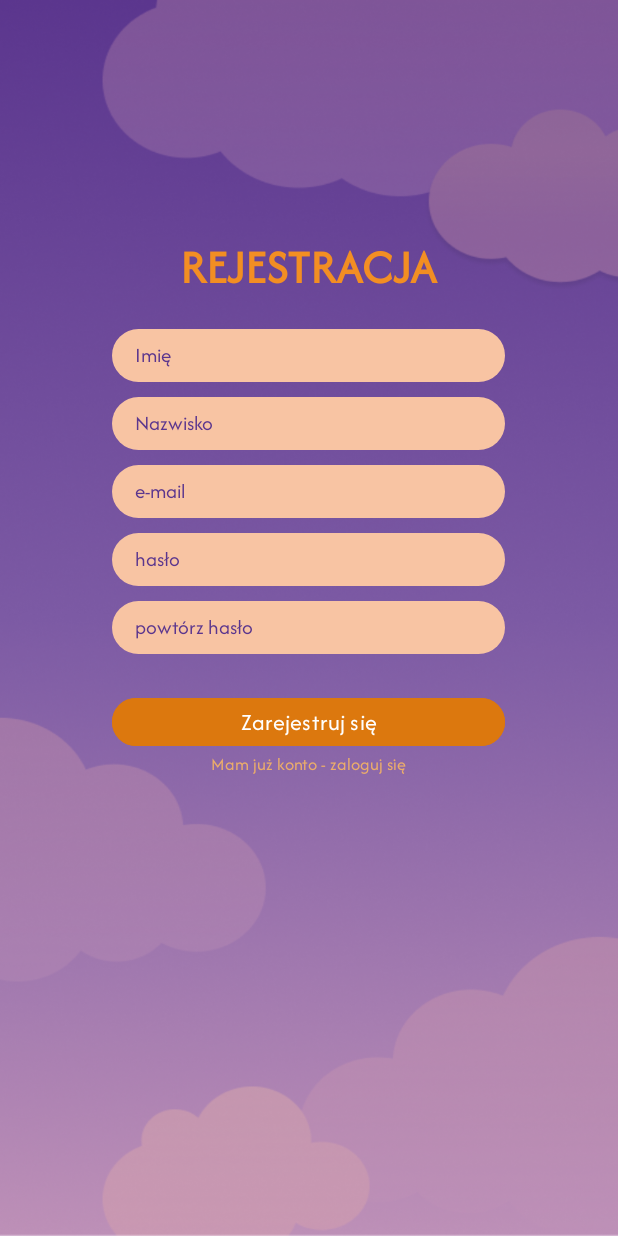
After one commit to OlgaKakhnovich/Travel-App, an Android app: the fragment SignUpFragment shown on its own in the app's theme, on a phone screen of 412 x 824 dp. The commit adds this screen. Run offline under Robolectric (Android 15) with nearby library versions, the phone set to English and light mode, and no system bars.

Commit message:
Sign In, Sign Up

```diff
--- /dev/null
+++ b/app/src/main/java/com/example/travel_application/SignUpFragment.kt
@@ -0,0 +1,59 @@
+package com.example.travel_application
+
+import android.os.Bundle
+import androidx.fragment.app.Fragment
+import android.view.LayoutInflater
+import android.view.View
+import android.view.ViewGroup
+
+// TODO: Rename parameter arguments, choose names that match
+// the fragment initialization parameters, e.g. ARG_ITEM_NUMBER
+private const val ARG_PARAM1 = "param1"
+private const val ARG_PARAM2 = "param2"
+
+/**
+ * A simple [Fragment] subclass.
+ * Use the [SignUpFragment.newInstance] factory method to
+ * create an instance of this fragment.
+ */
+class SignUpFragment : Fragment() {
+    // TODO: Rename and change types of parameters
+    private var param1: String? = null
+    private var param2: String? = null
+
+    override fun onCreate(savedInstanceState: Bundle?) {
+        super.onCreate(savedInstanceState)
+        arguments?.let {
+            param1 = it.getString(ARG_PARAM1)
+            param2 = it.getString(ARG_PARAM2)
+        }
+    }
+
+    override fun onCreateView(
+        inflater: LayoutInflater, container: ViewGroup?,
+        savedInstanceState: Bundle?
+    ): View? {
+        // Inflate the layout for this fragment
+        return inflater.inflate(R.layout.fragment_sign_up, container, false)
+    }
+
+    companion object {
+        /**
+         * Use this factory method to create a new instance of
+         * this fragment using the provided parameters.
+         *
+         * @param param1 Parameter 1.
+         * @param param2 Parameter 2.
+         * @return A new instance of fragment SignUpFragment.
+         */
+        // TODO: Rename and change types and number of parameters
+        @JvmStatic
+        fun newInstance(param1: String, param2: String) =
+            SignUpFragment().apply {
+                arguments = Bundle().apply {
+                    putString(ARG_PARAM1, param1)
+                    putString(ARG_PARAM2, param2)
+                }
+            }
+    }
+}
--- /dev/null
+++ b/app/src/main/res/drawable/bg_circle.xml
@@ -0,0 +1,7 @@
+<?xml version="1.0" encoding="utf-8"?>
+<shape
+    xmlns:android="http://schemas.android.com/apk/res/android"
+    android:shape="rectangle">
+  <solid android:color="#F8C4A3" /> <!-- Kolor tła -->
+  <corners android:radius="50dp" /> <!-- Zaokrąglenie rogów -->
+</shape>
--- /dev/null
+++ b/app/src/main/res/layout/fragment_sign_up.xml
@@ -0,0 +1,133 @@
+<LinearLayout xmlns:android="http://schemas.android.com/apk/res/android"
+    xmlns:app="http://schemas.android.com/apk/res-auto"
+    xmlns:tools="http://schemas.android.com/tools"
+    android:id="@+id/sign_up_fragm"
+    android:layout_width="match_parent"
+    android:layout_height="match_parent"
+    android:orientation="vertical"
+    android:gravity="center"
+    android:background="@drawable/logowanie2"
+    tools:context=".SignUpFragment">
+
+    <LinearLayout
+        android:layout_width="310dp"
+        android:layout_height="wrap_content"
+        android:gravity="center_horizontal"
+        android:orientation="vertical"
+        android:layout_marginTop="-150dp"
+        android:padding="24dp">
+
+
+        <TextView
+            android:id="@+id/signup_text_id"
+            android:layout_width="match_parent"
+            android:layout_height="wrap_content"
+            android:text="@string/signup_text"
+            android:textAlignment="center"
+            android:textColor="@color/orange_text"
+            android:textSize="32sp"
+            android:fontFamily="@font/afacad"
+            android:textStyle="bold" />
+
+
+        <EditText
+            android:id="@+id/name_id"
+            android:layout_width="match_parent"
+            android:layout_height="35dp"
+            android:layout_marginTop="20dp"
+            android:layout_gravity="center_vertical"
+            android:background="@drawable/bg_circle"
+            android:hint="@string/name"
+            android:paddingLeft="15dp"
+            android:paddingRight="15dp"
+            android:fontFamily="@font/afacad"
+            android:textColorHint="@color/purple_dark"
+            android:textSize="14sp" />
+
+        <EditText
+            android:id="@+id/lastname_id"
+            android:layout_width="match_parent"
+            android:layout_height="35dp"
+            android:layout_marginTop="10dp"
+            android:background="@drawable/bg_circle"
+            android:drawablePadding="5dp"
+            android:hint="@string/lastname"
+            android:paddingLeft="15dp"
+            android:paddingRight="15dp"
+            android:fontFamily="@font/afacad"
+            android:textColorHint="@color/purple_dark"
+            android:textSize="14sp" />
+
+        <EditText
+            android:id="@+id/email_id"
+            android:layout_width="match_parent"
+            android:layout_height="35dp"
+            android:layout_marginTop="10dp"
+            android:background="@drawable/bg_circle"
+            android:drawablePadding="5dp"
+            android:hint="@string/email"
+            android:paddingLeft="15dp"
+            android:paddingRight="15dp"
+            android:fontFamily="@font/afacad"
+            android:textColorHint="@color/purple_dark"
+            android:textSize="14sp" />
+
+        <EditText
+            android:id="@+id/passw_id"
+            android:layout_width="match_parent"
+            android:layout_height="35dp"
+            android:layout_marginTop="10dp"
+            android:background="@drawable/bg_circle"
+            android:drawablePadding="5dp"
+            android:hint="@string/passw"
+            android:inputType="textPassword"
+            android:paddingLeft="15dp"
+            android:paddingRight="15dp"
+            android:fontFamily="@font/afacad"
+            android:textColorHint="@color/purple_dark"
+            android:textSize="14sp" />
+
+        <EditText
+            android:id="@+id/passw"
+            android:layout_width="match_parent"
+            android:layout_height="35dp"
+            android:layout_marginTop="10dp"
+            android:background="@drawable/bg_circle"
+            android:drawablePadding="5dp"
+            android:hint="@string/passwconfirm"
+            android:inputType="textPassword"
+            android:paddingLeft="15dp"
+            android:paddingRight="15dp"
+            android:fontFamily="@font/afacad"
+            android:textColorHint="@color/purple_dark"
+            android:textSize="14sp" />
+
+
+
+        <Button
+            android:id="@+id/signupbutton_id"
+            android:layout_width="match_parent"
+            android:layout_height="40dp"
+            android:padding="5dp"
+            android:layout_marginTop="25dp"
+            android:backgroundTint="@color/orange_dark_dark"
+            android:text="@string/signup2"
+            android:fontFamily="@font/afacad"
+            android:textSize="16sp"
+            android:gravity="center" />
+
+
+        <TextView
+            android:id="@+id/haveaccount_id"
+            android:layout_width="match_parent"
+            android:layout_height="wrap_content"
+            android:text="@string/haveaccount"
+            android:fontFamily="@font/afacad"
+            android:textAlignment="center"
+            android:textColor="@color/orange2"
+            android:textSize="12sp" />
+
+
+
+    </LinearLayout>
+</LinearLayout>
--- a/app/src/main/res/values/strings.xml
+++ b/app/src/main/res/values/strings.xml
@@ -1,10 +1,32 @@
 <resources>
+
     <string name="app_name">MAPORIA</string>
-    <string name="twoja_mapa_do_niezapomnianych_podr__y__string">Twoja mapa do\nniezapomnianych podróży!</string>
+    <string name="map_string">Twoja mapa do\nniezapomnianych podróży!</string>
     <string name="maporia_string">MAPORIA</string>
-    <string name="zaloguj_si__string">Zaloguj się</string>
-    <string name="nie_masz_jeszcze_konta__zarejestruj_si__teraz__string">Nie masz jeszcze konta? Zarejestruj się teraz!</string>
+    <string name="signin">Zaloguj się</string>
+    <string name="signup">Nie masz jeszcze konta? Zarejestruj się teraz!</string>
     <string name="title_activity_first_page">First_page_activity</string>
+
+
+    <string name="login">LOGOWANIE</string>
+    <string name="login2">Zaloguj się</string>
+    <string name="passw">hasło</string>
+    <string name="notpassw">Nie pamiętasz hasła?</string>
+    <string name="email">e-mail</string>
+
+
+
+    <string name="signup_text">REJESTRACJA</string>
+    <string name="signup2">Zarejestruj się</string>
+    <string name="name">Imię</string>
+    <string name="lastname">Nazwisko</string>
+    <string name="passwconfirm">powtórz hasło</string>
+    <string name="haveaccount">Mam już konto - zaloguj się</string>
+
+
+
+
+
     <!-- TODO: Remove or change this placeholder text -->
     <string name="hello_blank_fragment">Hello blank fragment</string>
 </resources>
```
Also changed, not shown: app/src/main/java/com/example/travel_application/SignInFragment.kt (added, +59 -0 lines), app/src/main/res/layout/fragment_first_page.xml (+4 -4 lines), app/src/main/res/layout/fragment_sign_in.xml (added, +99 -0 lines), app/src/main/res/values/colors.xml (+19 -13 lines), app/src/main/res/drawable/logowanie2.png (added).
